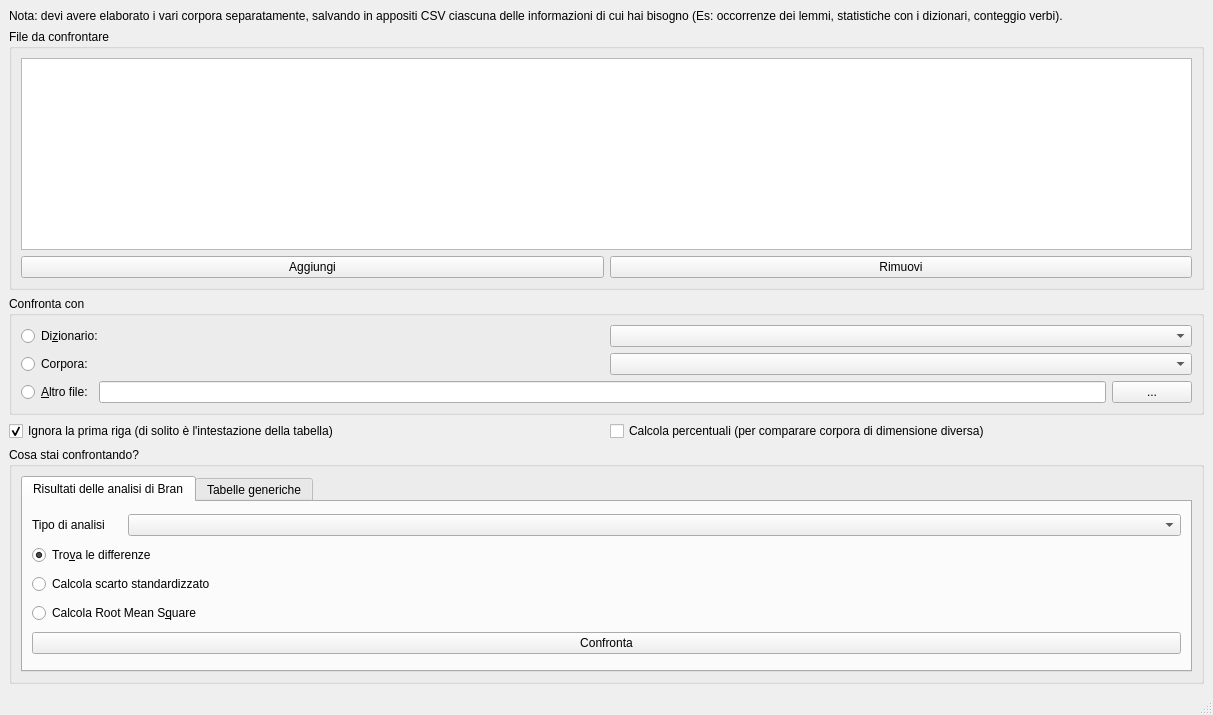
First picture: the form in forms/confronto.ui, repository zorbaproject/Bran, before the edit.
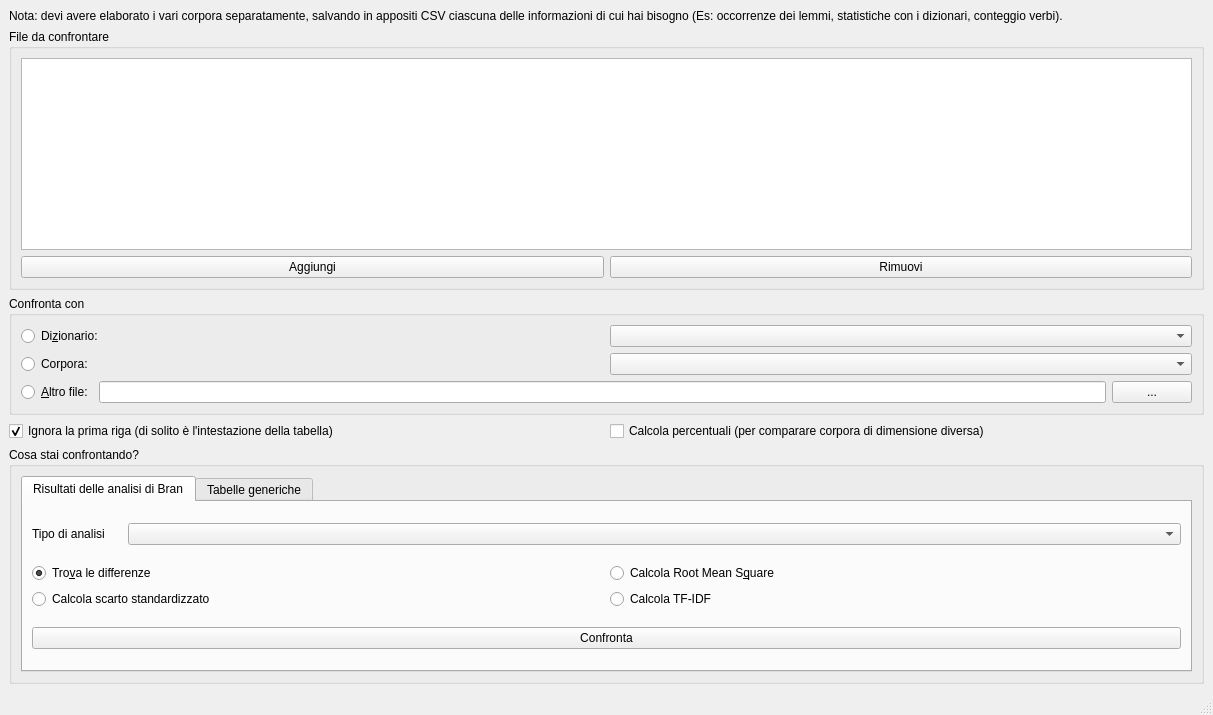
Second picture: the form after the edit. The open tabs and pages were chosen to show the change.

Commit message: Implementato il calcolo di TF-IDF

```diff
--- a/forms/confronto.ui
+++ b/forms/confronto.ui
@@ -164,6 +164,15 @@
             </layout>
            </item>
            <item>
+            <layout class="QGridLayout" name="gridLayout_6">
+             <item row="0" column="1">
+              <widget class="QRadioButton" name="occ_rms">
+               <property name="text">
+                <string>Calcola Root Mean S&amp;quare</string>
+               </property>
+              </widget>
+             </item>
+             <item row="0" column="0">
             <widget class="QRadioButton" name="occ_diff">
              <property name="text">
               <string>Tro&amp;va le differenze</string>
@@ -173,19 +182,21 @@
              </property>
             </widget>
            </item>
-           <item>
+             <item row="1" column="0">
             <widget class="QRadioButton" name="occ_ds">
              <property name="text">
               <string>Calcola scarto standardizzato</string>
              </property>
             </widget>
            </item>
-           <item>
-            <widget class="QRadioButton" name="occ_rms">
+             <item row="1" column="1">
+              <widget class="QRadioButton" name="tfidf">
              <property name="text">
-              <string>Calcola Root Mean S&amp;quare</string>
-             </property>
-            </widget>
+                <string>Calcola TF-IDF</string>
+               </property>
+              </widget>
+             </item>
+            </layout>
            </item>
            <item>
             <widget class="QPushButton" name="do_occ">
```
Left out of the diff: 9 changed lines with no effect on the pictures. Lines whose indentation alone changed are shown as unchanged. The commit also changes 1 other file.
